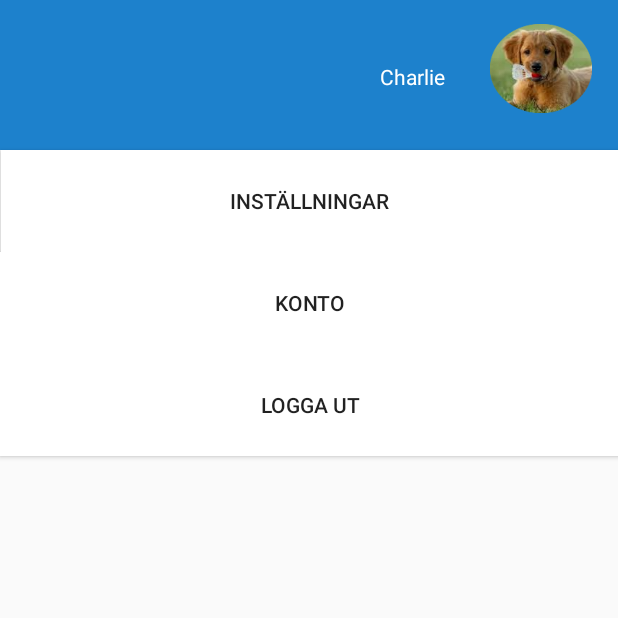
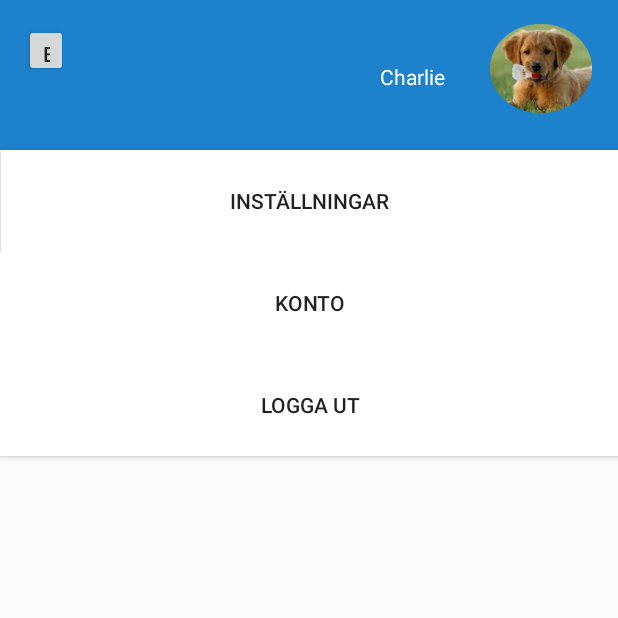
Before and after one commit to norawennerstrom/PupPulse, an Android app: the ProfileActivity screen opened directly, with no data from a screen before it, on a phone screen of 412 x 824 dp, the top half of it. Run offline under Robolectric (Android 15) with nearby library versions, the phone set to English and light mode, and no system bars.

Commit message:
modify AndroidManifest.xml

```diff
--- a/app/src/main/java/com/example/helloworld/ProfileActivity.java
+++ b/app/src/main/java/com/example/helloworld/ProfileActivity.java
@@ -3,12 +3,27 @@ package com.example.helloworld;
 import androidx.appcompat.app.AppCompatActivity;
 
 import android.os.Bundle;
+import android.provider.ContactsContract;
+import android.view.View;
+import android.widget.Button;
 
 public class ProfileActivity extends AppCompatActivity {
-
+    Button btn1;
     @Override
     protected void onCreate(Bundle savedInstanceState) {
         super.onCreate(savedInstanceState);
         setContentView(R.layout.activity_profile);
+        btn1 =(Button)findViewById(R.id.Backbutton);
+        btn1.setOnClickListener(new View.OnClickListener() {
+            @Override
+            public void OnClick(View v){
+                Intent intent=new Intent(ProfileActivity.this, MainActivity.class);
+                startActivity(intent);
+            }
+
+
+        });
     }
+
+
 }
--- a/app/src/main/res/layout/activity_profile.xml
+++ b/app/src/main/res/layout/activity_profile.xml
@@ -44,6 +44,20 @@
             app:layout_constraintTop_toTopOf="parent"
             app:layout_constraintVertical_bias="0.39"
             app:srcCompat="@drawable/hund" />
+
+        <Button
+            android:id="@+id/Backbutton"
+            android:layout_width="29dp"
+            android:layout_height="35dp"
+            android:layout_marginStart="16dp"
+            android:layout_marginTop="16dp"
+            android:layout_marginEnd="208dp"
+            android:layout_marginBottom="49dp"
+            android:text="Button"
+            app:layout_constraintBottom_toBottomOf="parent"
+            app:layout_constraintEnd_toStartOf="@+id/textView"
+            app:layout_constraintStart_toStartOf="parent"
+            app:layout_constraintTop_toTopOf="parent" />
     </androidx.constraintlayout.widget.ConstraintLayout>
 
     <Button
```
